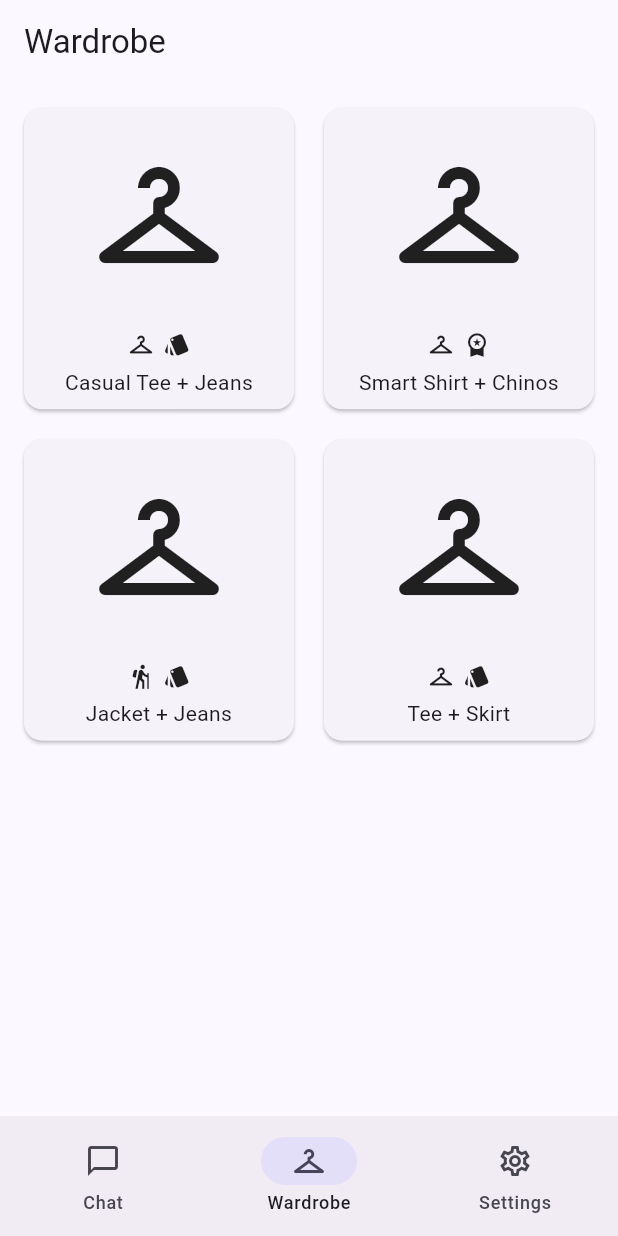
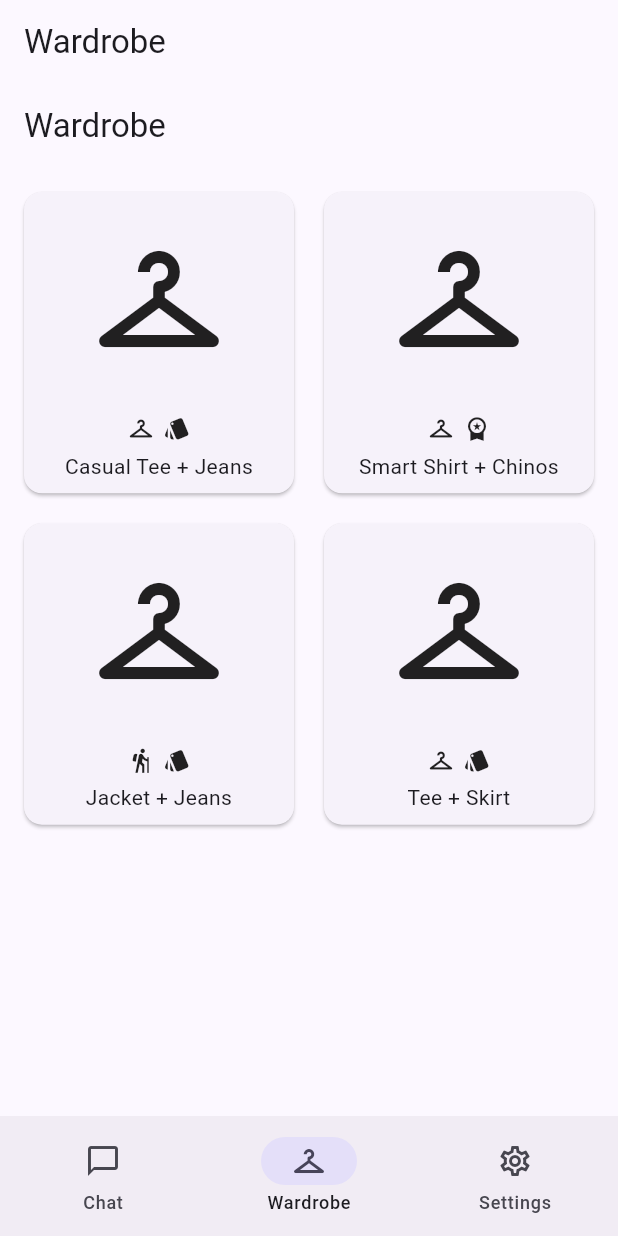
Before and after one commit to ananthkaran-wq/Ava-Luxe-Updated, a Flutter app: the screen it shows after launch, item 2 of the bottom bar chosen, on a phone screen of 412 x 824 dp. Run offline on Flutter 3.47's test engine with Material 3 defaults, Android fonts, the phone set to English and light mode, and no system bars; our stand-ins replace firebase_auth; accounts and stored records are empty; Roboto replaces fonts that are missing (Handjet).

Commit message:
Update home_screen.dart

```diff
--- a/lib/screens/home_screen.dart
+++ b/lib/screens/home_screen.dart
@@ -1,4 +1,5 @@
 import 'package:flutter/material.dart';
+
 import 'chat_screen.dart';
 import 'wardrobe_screen.dart';
 import 'settings_screen.dart';
@@ -12,15 +13,19 @@ class HomeScreen extends StatefulWidget {
 
 class _HomeScreenState extends State<HomeScreen> {
   int _index = 0;
+
   final _pages = const [
     ChatScreen(),
     WardrobeScreen(),
     SettingsScreen(),
   ];
 
+  final _labels = const ['Chat', 'Wardrobe', 'Settings'];
+
   @override
   Widget build(BuildContext context) {
     return Scaffold(
+      appBar: AppBar(title: Text(_labels[_index])),
       body: _pages[_index],
       bottomNavigationBar: NavigationBar(
         selectedIndex: _index,
```
